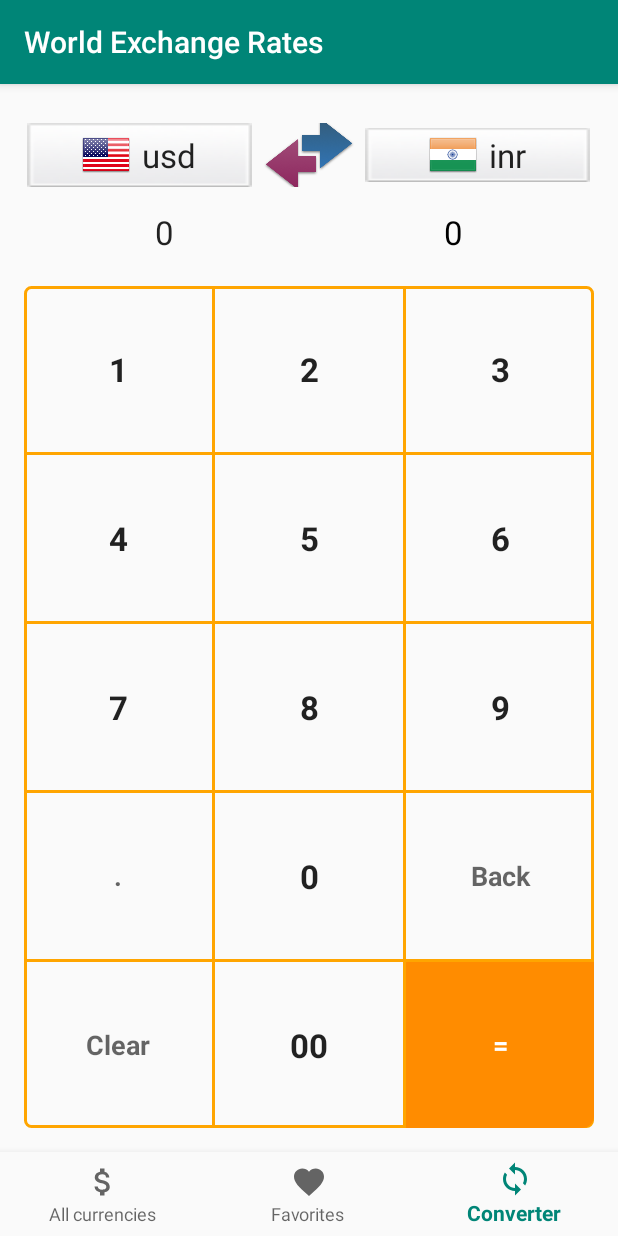
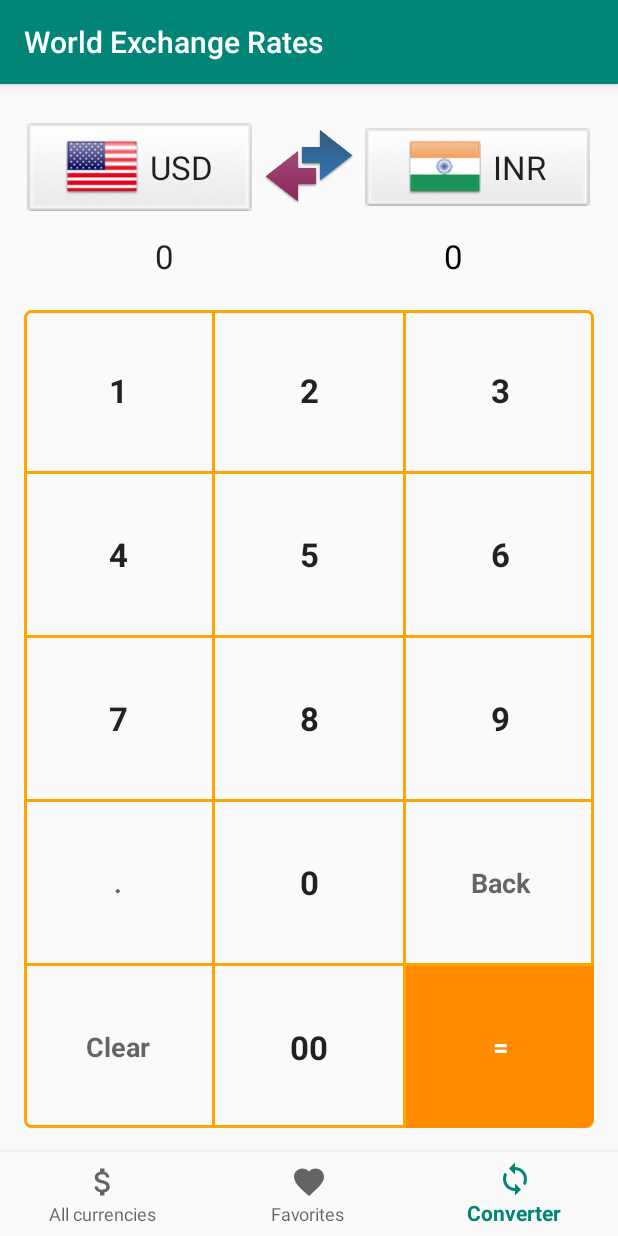
Before and after one commit to iVamsi/World-Exchange-Rates, an Android app: the CurrencyConverter screen opened through its navigation route, on a phone screen of 412 x 824 dp. Run offline under Robolectric (Android 15) with nearby library versions, the phone set to English and light mode, and no system bars; our stand-ins replace Dagger/Hilt's generated code, RxJava, data binding, navigation-ui; network calls fail; pictures from the network do not load; Roboto replaces fonts that are not available here; 1 statement that could not run was skipped.

Commit message:
Added click listener for recyclerview dialog in converter screen

```diff
--- a/app/src/main/java/com/vamsi/xchangerates/app/utils/OnClickHandler.kt
+++ b/app/src/main/java/com/vamsi/xchangerates/app/utils/OnClickHandler.kt
@@ -1,8 +1,9 @@
 package com.vamsi.xchangerates.app.utils
 
 import android.view.View
+import com.vamsi.xchangerates.app.model.CurrencyUIModel
 
 interface OnClickHandler {
     fun onClick(view: View)
-    fun onItemClicked(view: View, currencyId: String)
+    fun onItemClicked(currencyId: CurrencyUIModel)
 }
--- a/app/src/main/java/com/vamsi/xchangerates/app/view/viewmodels/CurrencyConverterViewModel.kt
+++ b/app/src/main/java/com/vamsi/xchangerates/app/view/viewmodels/CurrencyConverterViewModel.kt
@@ -1,10 +1,12 @@
 package com.vamsi.xchangerates.app.view.viewmodels
 
 import android.util.Log
+import androidx.databinding.Bindable
 import androidx.lifecycle.MutableLiveData
-import androidx.lifecycle.ViewModel
+import com.vamsi.xchangerates.app.BR
 import com.vamsi.xchangerates.app.data.repository.CurrencyRepository
 import com.vamsi.xchangerates.app.model.CurrencyUIModel
+import com.vamsi.xchangerates.app.utils.ObservableViewModel
 import io.reactivex.android.schedulers.AndroidSchedulers
 import io.reactivex.disposables.CompositeDisposable
 import io.reactivex.observers.DisposableObserver
@@ -16,7 +18,25 @@ import javax.inject.Inject
  */
 class CurrencyConverterViewModel @Inject constructor(
     currencyRepository: CurrencyRepository
-) : ViewModel() {
+) : ObservableViewModel() {
+
+    var leftCurrencyCode: String = "USD"
+        @Bindable get() {
+            return field
+        }
+        set(value) {
+            field = value
+            notifyPropertyChanged(BR.leftCurrencyCode)
+        }
+
+    var rightCurrencyCode: String = "INR"
+        @Bindable get() {
+            return field
+        }
+        set(value) {
+            field = value
+            notifyPropertyChanged(BR.rightCurrencyCode)
+        }
 
     private var currencyList = MutableLiveData<List<CurrencyUIModel>>()
     private val compositeDisposable = CompositeDisposable()
@@ -44,6 +64,14 @@ class CurrencyConverterViewModel @Inject constructor(
 
     fun getCurrencyList() = currencyList
 
+    fun onItemClick(isLeft: Boolean, currency: CurrencyUIModel) {
+        if (isLeft) {
+            leftCurrencyCode = currency.currId
+        } else {
+            rightCurrencyCode = currency.currId
+        }
+    }
+
     override fun onCleared() {
         super.onCleared()
         compositeDisposable.clear()
--- a/app/src/main/res/layout/converter_top_section.xml
+++ b/app/src/main/res/layout/converter_top_section.xml
@@ -3,18 +3,17 @@
         xmlns:app="http://schemas.android.com/apk/res-auto"
         xmlns:tools="http://schemas.android.com/tools">
     <data>
+        <variable name="clickHandler"
+                  type="com.vamsi.xchangerates.app.utils.OnClickHandler"/>
         <variable
-            name="clickHandler"
-            type="com.vamsi.xchangerates.app.utils.OnClickHandler" />
-        <variable name="leftCurrencyCode" type="String" />
-        <variable name="rightCurrencyCode" type="String" />
+            name="viewModel"
+            type="com.vamsi.xchangerates.app.view.viewmodels.CurrencyConverterViewModel"/>
     </data>
     <LinearLayout
         android:layout_width="match_parent"
         android:layout_height="wrap_content"
         android:orientation="vertical">
-        <LinearLayout xmlns:android="http://schemas.android.com/apk/res/android"
-                      android:layout_width="match_parent"
+        <LinearLayout android:layout_width="match_parent"
                       android:layout_height="wrap_content"
                       android:layout_marginLeft="@dimen/dimen_10dp"
                       android:layout_marginTop="@dimen/dimen_10dp"
@@ -28,17 +27,17 @@
                 android:layout_gravity="center"
                 android:layout_weight="0.4"
                 android:background="@drawable/background_base_fragment"
+                android:gravity="center"
                 android:onClick="@{(v) -> clickHandler.onClick(v)}"
-                android:gravity="center"
                 android:padding="@dimen/dimen_5dp">
 
                 <androidx.appcompat.widget.AppCompatImageView
                     android:id="@+id/leftCurrencyFlag"
-                    android:layout_width="wrap_content"
-                    android:layout_height="wrap_content"
+                    android:layout_width="@dimen/image_min_width"
+                    android:layout_height="@dimen/image_min_height"
                     android:scaleType="fitXY"
-                    app:imageUrl="@{leftCurrencyCode}"
-                    tools:srcCompat="@drawable/flag_usd" />
+                    app:imageUrl="@{viewModel.leftCurrencyCode}"
+                    tools:srcCompat="@drawable/flag_usd"/>
 
                 <androidx.appcompat.widget.AppCompatTextView
                     android:id="@+id/leftCurrencyId"
@@ -49,9 +48,9 @@
                     android:layout_marginStart="@dimen/margin_small"
                     android:layout_toEndOf="@+id/leftCurrencyFlag"
                     android:gravity="center"
-                    android:text="@{leftCurrencyCode}"
-                    tools:text="USD"
-                    android:textAppearance="?android:attr/textAppearanceLarge"/>
+                    android:text="@{viewModel.leftCurrencyCode}"
+                    android:textAppearance="?android:attr/textAppearanceLarge"
+                    tools:text="USD"/>
 
             </RelativeLayout>
 
@@ -71,16 +70,16 @@
                 android:layout_gravity="center"
                 android:layout_weight="0.4"
                 android:background="@drawable/background_base_fragment"
+                android:gravity="center"
                 android:onClick="@{(v) -> clickHandler.onClick(v)}"
-                android:gravity="center"
                 android:padding="@dimen/dimen_2dp">
 
                 <androidx.appcompat.widget.AppCompatImageView
                     android:id="@+id/rightCurrencyFlag"
-                    android:layout_width="wrap_content"
-                    android:layout_height="wrap_content"
+                    android:layout_width="@dimen/image_min_width"
+                    android:layout_height="@dimen/image_min_height"
                     android:scaleType="fitXY"
-                    app:imageUrl="@{rightCurrencyCode}"
+                    app:imageUrl="@{viewModel.rightCurrencyCode}"
                     tools:srcCompat="@drawable/flag_inr"/>
 
                 <androidx.appcompat.widget.AppCompatTextView
@@ -92,9 +91,9 @@
                     android:layout_marginStart="@dimen/margin_small"
                     android:layout_toEndOf="@+id/rightCurrencyFlag"
                     android:gravity="center"
-                    android:text="@{rightCurrencyCode}"
-                    tools:text="INR"
-                    android:textAppearance="?android:attr/textAppearanceLarge"/>
+                    android:text="@{viewModel.rightCurrencyCode}"
+                    android:textAppearance="?android:attr/textAppearanceLarge"
+                    tools:text="INR"/>
 
             </RelativeLayout>
         </LinearLayout>
--- a/app/src/main/res/layout/dialog_list_item_currency.xml
+++ b/app/src/main/res/layout/dialog_list_item_currency.xml
@@ -16,7 +16,7 @@
         android:layout_width="wrap_content"
         android:layout_height="wrap_content"
         android:padding="@dimen/dimen_2dp"
-        android:onClick="@{(v) -> clickListener.onItemClicked(v, currency.currId)}">
+        android:onClick="@{() -> clickListener.onItemClicked(currency)}">
 
         <androidx.appcompat.widget.AppCompatImageView
             android:id="@+id/imageView"
```
Also changed, not shown: app/src/main/java/com/vamsi/xchangerates/app/utils/ObservableViewModel.kt (added, +56 -0 lines), app/src/main/java/com/vamsi/xchangerates/app/view/ui/CurrencyConverter.kt (+16 -9 lines).
